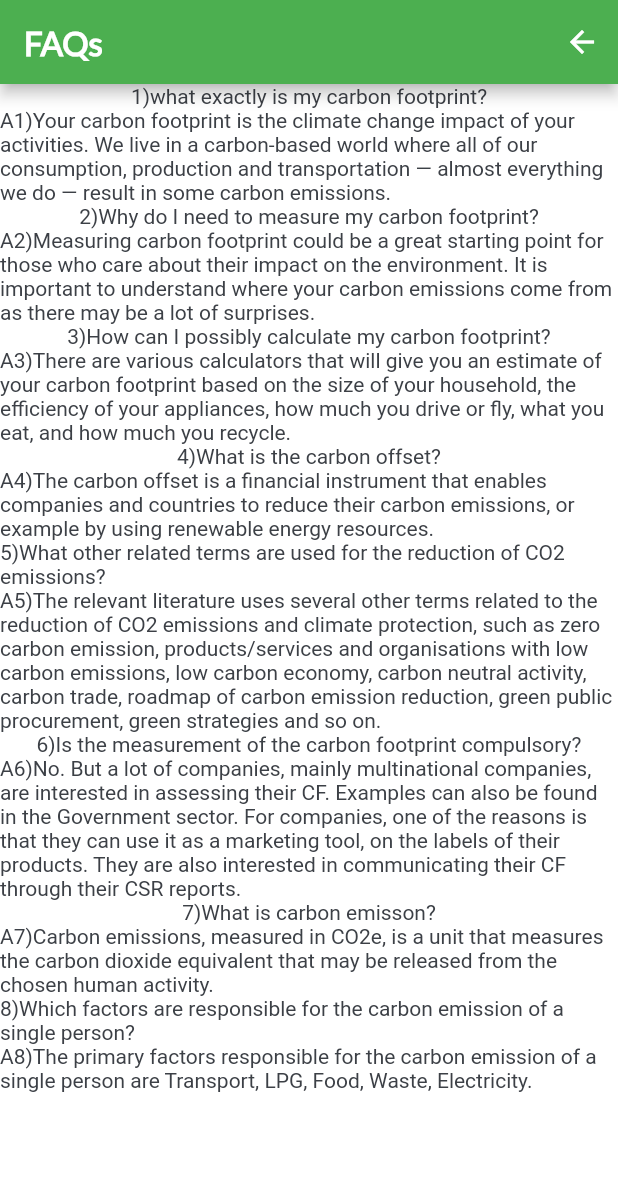
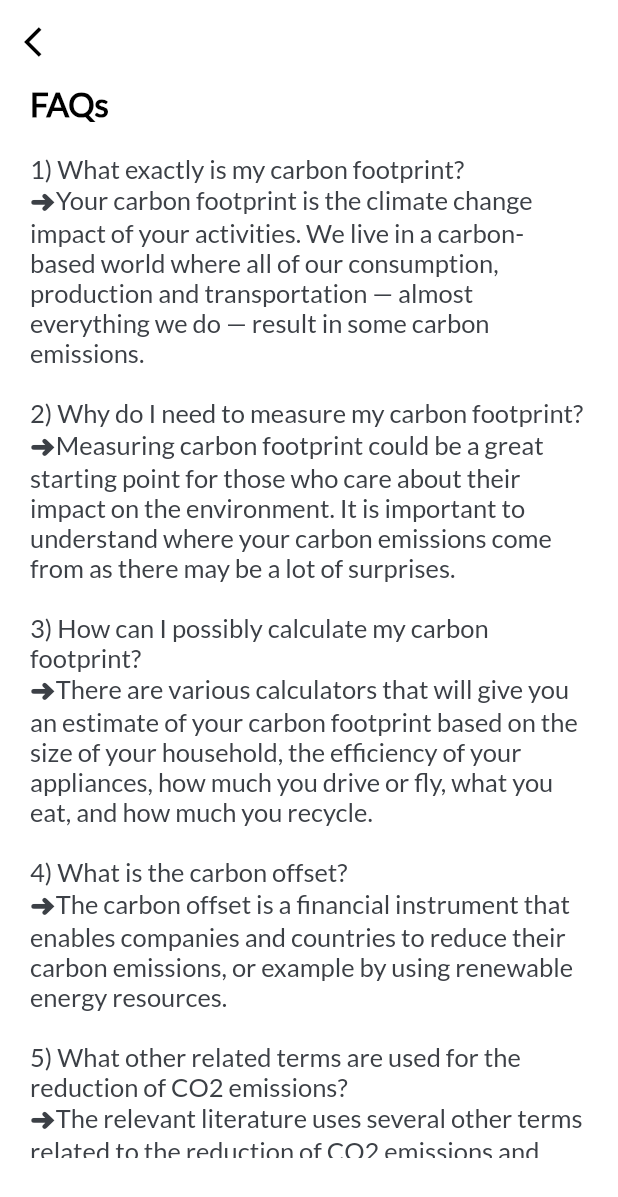
Before and after one commit to hrigved-dev/CarbonFit, a Flutter app: the FAQ screen opened directly, on a phone screen of 412 x 824 dp. Shown: the top 1197 px of the screen. Run offline on Flutter 3.47's test engine with Material 2 defaults, Android fonts, the phone set to English and light mode, and no system bars; our stand-ins replace cached_network_image, dio, fl_chart, lottie, page_transition, shared_preferences and 1 more; accounts and stored records are empty.

Commit message:
FAQ Screen Completed

```diff
--- a/client/carbonfit/lib/main.dart
+++ b/client/carbonfit/lib/main.dart
@@ -2,7 +2,6 @@ import 'package:fixyourprint/constants.dart';
 import 'package:fixyourprint/screens/SplashScreen.dart';
 import 'package:flutter/material.dart';
 import 'package:flutter/services.dart';
-import 'package:fixyourprint/screens/FAQs.dart';
 
 void main() {
   SystemChrome.setSystemUIOverlayStyle(SystemUiOverlayStyle(
@@ -24,7 +23,7 @@ class MyApp extends StatelessWidget {
           visualDensity: VisualDensity.adaptivePlatformDensity,
           scaffoldBackgroundColor: kBackgroundColor,
           fontFamily: 'Lato'),
-      home:FAQ() ,
+      home: SplashScreen(),
     );
   }
 }
--- a/client/carbonfit/lib/screens/FAQs.dart
+++ b/client/carbonfit/lib/screens/FAQs.dart
@@ -1,58 +1,88 @@
-import 'package:fixyourprint/services/Questions.dart';
 import 'package:flutter/material.dart';
 
 class FAQ extends StatelessWidget {
-
-
   List<String> questions = [
-  "1)what exactly is my carbon footprint?",
-  "2)Why do I need to measure my carbon footprint?",
-  "3)How can I possibly calculate my carbon footprint?",
-  "4)What is the carbon offset?",
-  "5)What other related terms are used for the reduction of CO2 emissions?",
-  "6)Is the measurement of the carbon footprint compulsory?",
-  "7)What is carbon emisson?",
-  "8)Which factors are responsible for the carbon emission of a single person?",
-
+    "1) What exactly is my carbon footprint?",
+    "2) Why do I need to measure my carbon footprint?",
+    "3) How can I possibly calculate my carbon footprint?",
+    "4) What is the carbon offset?",
+    "5) What other related terms are used for the reduction of CO2 emissions?",
+    "6) Is the measurement of the carbon footprint compulsory?",
+    "7) What is carbon emisson?",
+    "8) Which factors are responsible for the carbon emission of a single person?",
   ];
-  List<String> answers =[
-    "A1)Your carbon footprint is the climate change impact of your activities. We live in a carbon-based world where all of our consumption, production and transportation — almost everything we do — result in some carbon emissions.",
-    "A2)Measuring carbon footprint could be a great starting point for those who care about their impact on the environment. It is important to understand where your carbon emissions come from as there may be a lot of surprises.",
-    "A3)There are various calculators that will give you an estimate of your carbon footprint based on the size of your household, the efficiency of your appliances, how much you drive or fly, what you eat, and how much you recycle.",
-    "A4)The carbon offset is a financial instrument that enables companies and countries to reduce their carbon emissions, or example by using renewable energy resources.",
-    "A5)The relevant literature uses several other terms related to the reduction of CO2 emissions and climate protection, such as zero carbon emission, products/services and organisations with low carbon emissions, low carbon economy, carbon neutral activity, carbon trade, roadmap of carbon emission reduction, green public procurement, green strategies and so on.",
-    "A6)No. But a lot of companies, mainly multinational companies, are interested in assessing their CF. Examples can also be found in the Government sector. For companies, one of the reasons is that they can use it as a marketing tool, on the labels of their products. They are also interested in communicating their CF through their CSR reports.",
-    "A7)Carbon emissions, measured in CO2e, is a unit that measures the carbon dioxide equivalent that may be released from the chosen human activity.",
-    "A8)The primary factors responsible for the carbon emission of a single person are Transport, LPG, Food, Waste, Electricity.",
+  List<String> answers = [
+    "Your carbon footprint is the climate change impact of your activities. We live in a carbon-based world where all of our consumption, production and transportation — almost everything we do — result in some carbon emissions.",
+    "Measuring carbon footprint could be a great starting point for those who care about their impact on the environment. It is important to understand where your carbon emissions come from as there may be a lot of surprises.",
+    "There are various calculators that will give you an estimate of your carbon footprint based on the size of your household, the efficiency of your appliances, how much you drive or fly, what you eat, and how much you recycle.",
+    "The carbon offset is a financial instrument that enables companies and countries to reduce their carbon emissions, or example by using renewable energy resources.",
+    "The relevant literature uses several other terms related to the reduction of CO2 emissions and climate protection, such as zero carbon emission, products/services and organisations with low carbon emissions, low carbon economy, carbon neutral activity, carbon trade, roadmap of carbon emission reduction, green public procurement, green strategies and so on.",
+    "No. But a lot of companies, mainly multinational companies, are interested in assessing their CF. Examples can also be found in the Government sector. For companies, one of the reasons is that they can use it as a marketing tool, on the labels of their products. They are also interested in communicating their CF through their CSR reports.",
+    "Carbon emissions, measured in CO2e, is a unit that measures the carbon dioxide equivalent that may be released from the chosen human activity.",
+    "The primary factors responsible for the carbon emission of a single person are Transport, LPG, Food, Waste, Electricity.",
   ];
-
-
-
 
   @override
   Widget build(BuildContext context) {
     return Scaffold(
-        appBar:AppBar(
-          actions: <Widget>[
-            IconButton(icon: Icon(Icons.arrow_back), onPressed: (){},)
-          ],
-          title: Text("FAQs", style: TextStyle(fontFamily: 'Lato', fontWeight: FontWeight.bold, fontSize: 22),),
+        appBar: AppBar(
+          backgroundColor: Colors.white,
+          elevation: 0,
+          leading: IconButton(
+            onPressed: () {
+              Navigator.pop(context);
+            },
+            icon: Icon(
+              Icons.arrow_back_ios,
+              color: Colors.black,
+            ),
           ),
-          body: ListView.builder(itemCount: questions.length, itemBuilder: (ctx, index){
-      return Container(
-        child: Column(children: <Widget>[
-          Text(questions[index]),
-          Text(answers[index]),
-        ],),
-
-
-      );
-    })
-      );
-
-
-
-
+        ),
+        body: Padding(
+          padding: const EdgeInsets.symmetric(horizontal: 20),
+          child: Column(
+            crossAxisAlignment: CrossAxisAlignment.start,
+            children: [
+              Text(
+                'FAQs',
+                style: TextStyle(
+                    fontSize: 22,
+                    color: Colors.black,
+                    fontWeight: FontWeight.bold,
+                    fontFamily: 'Lato'),
+              ),
+              SizedBox(
+                height: 20,
+              ),
+              Container(
+                height: 670,
+                child: ListView.builder(
+                    itemCount: questions.length,
+                    itemBuilder: (ctx, index) {
+                      return Container(
+                        child: Column(
+                          crossAxisAlignment: CrossAxisAlignment.start,
+                          children: <Widget>[
+                            Text(
+                              questions[index],
+                              style:
+                                  TextStyle(fontFamily: 'Lato', fontSize: 17),
+                            ),
+                            Text(
+                              "➜" + answers[index],
+                              style:
+                                  TextStyle(fontFamily: 'Lato', fontSize: 17),
+                            ),
+                            SizedBox(
+                              height: 20,
+                            ),
+                          ],
+                        ),
+                      );
+                    }),
+              ),
+            ],
+          ),
+        ));
   }
-
-  }
+}
```
